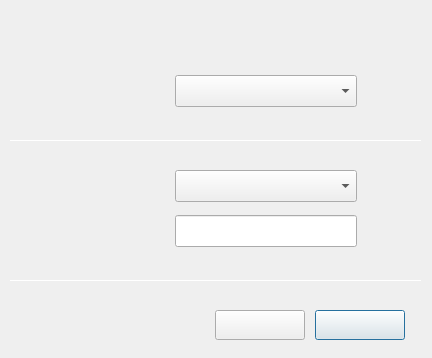
Before: the Qt Designer form wireless-security/dlghidewifi.ui in ukui/kylin-nm, drawn with Qt 5.
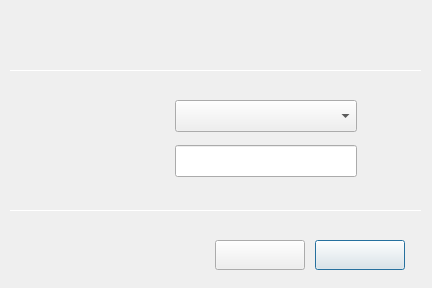
After: the same form once the commit is applied.

The edit to the form file:
```diff
--- a/wireless-security/dlghidewifi.ui
+++ b/wireless-security/dlghidewifi.ui
@@ -7,56 +7,17 @@
     <x>0</x>
     <y>0</y>
     <width>432</width>
-    <height>358</height>
+    <height>288</height>
    </rect>
   </property>
   <property name="windowTitle">
    <string>Connect to Hidden WLAN Network</string>
   </property>
-  <widget class="QLabel" name="lbConn">
-   <property name="geometry">
-    <rect>
-     <x>76</x>
-     <y>80</y>
-     <width>90</width>
-     <height>20</height>
-    </rect>
-   </property>
-   <property name="font">
-    <font>
-     <pointsize>10</pointsize>
-    </font>
-   </property>
-   <property name="layoutDirection">
-    <enum>Qt::LeftToRight</enum>
-   </property>
-   <property name="text">
-    <string/>
-   </property>
-  </widget>
-  <widget class="QComboBox" name="cbxConn">
-   <property name="geometry">
-    <rect>
-     <x>175</x>
-     <y>75</y>
-     <width>182</width>
-     <height>32</height>
-    </rect>
-   </property>
-   <property name="font">
-    <font>
-     <pointsize>10</pointsize>
-    </font>
-   </property>
-   <property name="styleSheet">
-    <string notr="true"/>
-   </property>
-  </widget>
   <widget class="QLabel" name="lbNetName">
    <property name="geometry">
     <rect>
      <x>76</x>
-     <y>221</y>
+     <y>151</y>
      <width>90</width>
      <height>20</height>
     </rect>
@@ -74,7 +35,7 @@
    <property name="geometry">
     <rect>
      <x>175</x>
-     <y>170</y>
+     <y>100</y>
      <width>182</width>
      <height>32</height>
     </rect>
@@ -92,7 +53,7 @@
    <property name="geometry">
     <rect>
      <x>76</x>
-     <y>176</y>
+     <y>106</y>
      <width>90</width>
      <height>20</height>
     </rect>
@@ -110,7 +71,7 @@
    <property name="geometry">
     <rect>
      <x>175</x>
-     <y>215</y>
+     <y>145</y>
      <width>182</width>
      <height>32</height>
     </rect>
@@ -125,7 +86,7 @@
    <property name="geometry">
     <rect>
      <x>315</x>
-     <y>310</y>
+     <y>240</y>
      <width>90</width>
      <height>30</height>
     </rect>
@@ -143,7 +104,7 @@
    <property name="geometry">
     <rect>
      <x>215</x>
-     <y>310</y>
+     <y>240</y>
      <width>90</width>
      <height>30</height>
     </rect>
@@ -181,7 +142,7 @@
      <x>0</x>
      <y>0</y>
      <width>432</width>
-     <height>358</height>
+     <height>288</height>
     </rect>
    </property>
    <property name="text">
@@ -192,7 +153,7 @@
    <property name="geometry">
     <rect>
      <x>10</x>
-     <y>140</y>
+     <y>70</y>
      <width>412</width>
      <height>1</height>
     </rect>
@@ -208,7 +169,7 @@
    <property name="geometry">
     <rect>
      <x>10</x>
-     <y>280</y>
+     <y>210</y>
      <width>412</width>
      <height>1</height>
     </rect>
```
Left out of the diff: 2 changed lines with no effect on the pictures.
